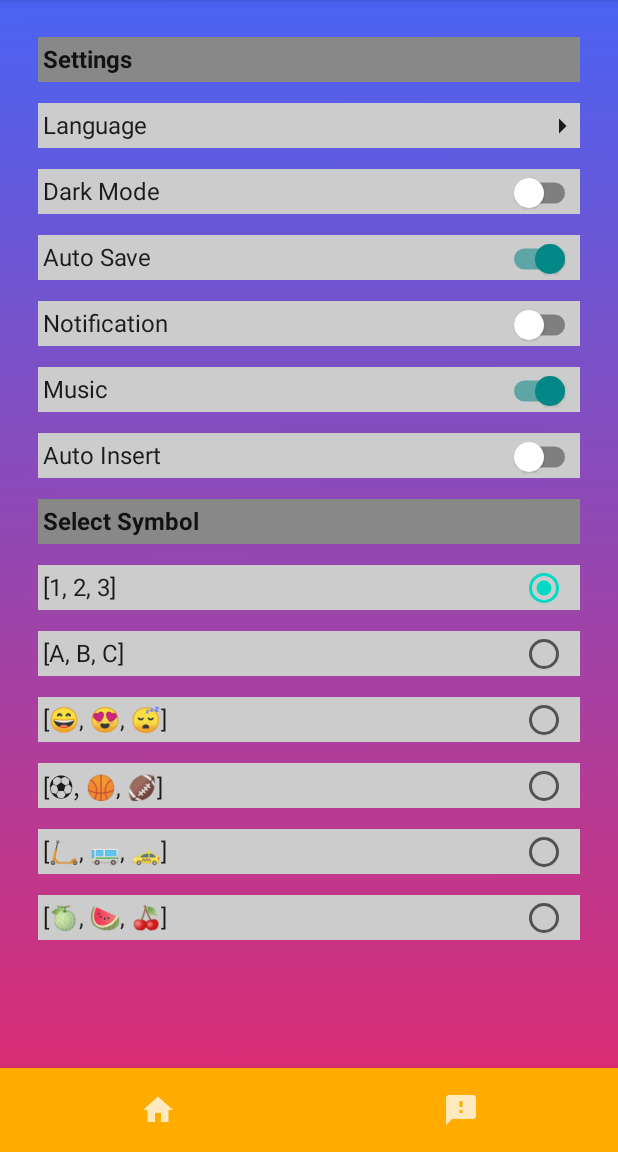
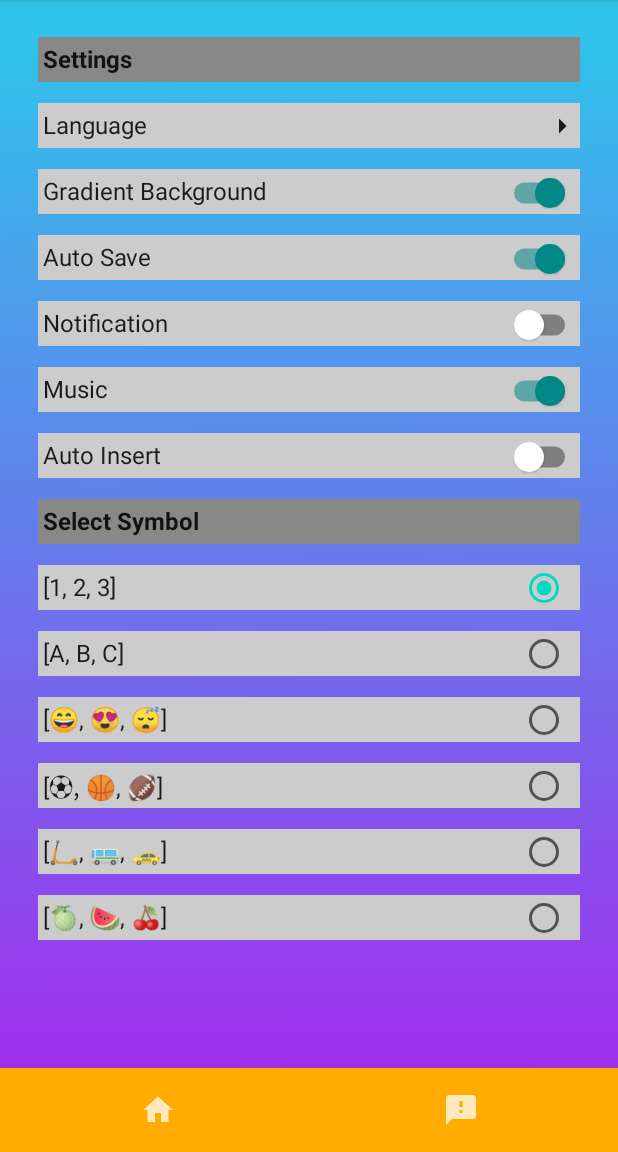
Before and after one commit to Santana126/NineTheGameProject, an Android app built with Jetpack Compose: the screen it shows after launch (MainActivity), after a tap on "Settings", on a phone screen of 412 x 824 dp, the part 84-1236 px from its top. Run offline under Robolectric (Android 15) with nearby library versions, the phone set to English and light mode, and no system bars; our stand-ins replace constraintlayout-compose.

Commit message:
Background modified
Added choice between gradient and solid color.
Automatic dark mode based on system mode.

```diff
--- a/app/src/main/java/it/esercizi/ninethegame/MainActivity.kt
+++ b/app/src/main/java/it/esercizi/ninethegame/MainActivity.kt
@@ -29,7 +29,7 @@ class MainActivity : AppCompatActivity() {
             val appSettings = remember {SettingsClass()}
 
             appSettings.notification.value = sharedPreferences.getBoolean("notification", false)
-            appSettings.darkMode.value = sharedPreferences.getBoolean("darkMode",false)
+            appSettings.backgroundGradient.value = sharedPreferences.getBoolean("backgroundGradient",true)
             appSettings.autoSave.value = sharedPreferences.getBoolean("autoSave",true)
             appSettings.music.value = sharedPreferences.getBoolean("music",true)
             appSettings.autoInsert.value = sharedPreferences.getBoolean("autoInsert",false)
@@ -38,14 +38,12 @@ class MainActivity : AppCompatActivity() {
 
 
 
-            MyAppTheme(backgroundChoice = appSettings.backgroundChoice.value) {
+            MyAppTheme(backgroundChoice = appSettings.backgroundGradient.value) {
                 Surface(
                     modifier = Modifier.fillMaxSize(),
                     color = MaterialTheme.colors.background
                 ){
                     val navController = rememberNavController()
-
-
 
                     NavHost(navController = navController, startDestination = "main"){
                         composable("main") { HomePage(navController,appSettings) }
--- a/app/src/main/java/it/esercizi/ninethegame/logic/settings/SettingsClass.kt
+++ b/app/src/main/java/it/esercizi/ninethegame/logic/settings/SettingsClass.kt
@@ -29,11 +29,7 @@ class SettingsClass : Parcelable {
     val symbolChoice = mutableStateOf(1)
 
     @IgnoredOnParcel
-    val backgroundChoice = if(darkMode.value){
-        mutableStateOf(1)
-    }else{
-        mutableStateOf(3)
-    }
+    val backgroundGradient = mutableStateOf(true)
 
     @IgnoredOnParcel
     val languageAvailable = mutableStateListOf("Italian","English","French","Spanish")
--- a/app/src/main/java/it/esercizi/ninethegame/logic/settings/SettingsInit.kt
+++ b/app/src/main/java/it/esercizi/ninethegame/logic/settings/SettingsInit.kt
@@ -32,7 +32,7 @@ class SettingsInit {
 
         val settingsOption by mutableStateOf(
             listOf(
-                "Dark Mode",
+                "Gradient Background",
                 "Auto Save",
                 "Notification",
                 "Music",
@@ -42,7 +42,7 @@ class SettingsInit {
 
         val settingsValueArray = remember {
             mutableStateListOf(
-                settingsClass.darkMode.value,
+                settingsClass.backgroundGradient.value,
                 settingsClass.autoSave.value,
                 settingsClass.notification.value,
                 settingsClass.music.value,
@@ -68,8 +68,8 @@ class SettingsInit {
             settingsClass.symbolChoice
         }
 
-        sharedPreferences.edit().putBoolean("darkMode", settingsValueArray[0]).apply()
-        sharedPreferences.edit().putBoolean("autoSave", settingsValueArray[0]).apply()
+        sharedPreferences.edit().putBoolean("backgroundGradient", settingsValueArray[0]).apply()
+        sharedPreferences.edit().putBoolean("autoSave", settingsValueArray[1]).apply()
         sharedPreferences.edit().putBoolean("notification", settingsValueArray[2]).apply()
         sharedPreferences.edit().putBoolean("music", settingsValueArray[3]).apply()
         sharedPreferences.edit().putBoolean("autoInsert", settingsValueArray[4]).apply()
@@ -257,7 +257,7 @@ class SettingsInit {
             .setMessage("Confirm Setting changes or return home without saving")
             .setPositiveButton("Ok") { dialog, _ ->
                 //Saving selected value into settings class
-                settingsClass.darkMode.value = settingsValueArray[0]
+                settingsClass.backgroundGradient.value = settingsValueArray[0]
                 settingsClass.autoSave.value = settingsValueArray[1]
                 settingsClass.notification.value = settingsValueArray[2]
                 settingsClass.music.value = settingsValueArray[3]
--- a/app/src/main/java/it/esercizi/ninethegame/screens/HomeScreen.kt
+++ b/app/src/main/java/it/esercizi/ninethegame/screens/HomeScreen.kt
@@ -29,7 +29,7 @@ import it.esercizi.ninethegame.ui.theme.MyAppTheme
 @Composable
 fun HomePage(navController: NavController, appSettings: SettingsClass) {
 
-    MyAppTheme(backgroundChoice = appSettings.backgroundChoice.value) {
+    MyAppTheme(backgroundChoice = appSettings.backgroundGradient.value) {
 
         val showRules = remember {
             mutableStateOf(false)
--- a/app/src/main/java/it/esercizi/ninethegame/screens/PlayScreen.kt
+++ b/app/src/main/java/it/esercizi/ninethegame/screens/PlayScreen.kt
@@ -10,7 +10,7 @@ import it.esercizi.ninethegame.ui.theme.MyAppTheme
 @Composable
 fun PlayPage(navController: NavHostController, appSettings: SettingsClass) {
 
-    MyAppTheme(backgroundChoice = appSettings.backgroundChoice.value) {
+    MyAppTheme(backgroundChoice = appSettings.backgroundGradient.value) {
         val playLogic = PlayLogic()
 
         playLogic.PlayInit(navController, appSettings)
--- a/app/src/main/java/it/esercizi/ninethegame/screens/SettingsScreen.kt
+++ b/app/src/main/java/it/esercizi/ninethegame/screens/SettingsScreen.kt
@@ -15,7 +15,7 @@ fun SettingsPage(
     sharedPreferences: SharedPreferences
 ) {
 
-    MyAppTheme(backgroundChoice = appSettings.backgroundChoice.value) {
+    MyAppTheme(backgroundChoice = appSettings.backgroundGradient.value) {
         val settingsInit = SettingsInit()
         settingsInit.showSettingsPage(navController,appSettings,sharedPreferences)
 
--- a/app/src/main/java/it/esercizi/ninethegame/screens/StatsScreen.kt
+++ b/app/src/main/java/it/esercizi/ninethegame/screens/StatsScreen.kt
@@ -9,7 +9,7 @@ import it.esercizi.ninethegame.ui.theme.MyAppTheme
 
 @Composable
 fun StatsPage(navController: NavHostController, appSettings: SettingsClass) {
-    MyAppTheme(backgroundChoice = appSettings.backgroundChoice.value) {
+    MyAppTheme(backgroundChoice = appSettings.backgroundGradient.value) {
         val statsClass = StatsClass()
         statsClass.StatsScreen(navController)
     }
--- a/app/src/main/java/it/esercizi/ninethegame/screens/TrainingScreen.kt
+++ b/app/src/main/java/it/esercizi/ninethegame/screens/TrainingScreen.kt
@@ -10,7 +10,7 @@ import it.esercizi.ninethegame.ui.theme.MyAppTheme
 @Composable
 fun TrainingPage(navController: NavHostController, appSettings: SettingsClass) {
 
-    MyAppTheme(backgroundChoice = appSettings.backgroundChoice.value) {
+    MyAppTheme(backgroundChoice = appSettings.backgroundGradient.value) {
         val trainingLogic = TrainingLogic()
         trainingLogic.TrainingInit(navController,appSettings)
     }
--- a/app/src/main/java/it/esercizi/ninethegame/ui/theme/Color.kt
+++ b/app/src/main/java/it/esercizi/ninethegame/ui/theme/Color.kt
@@ -8,5 +8,7 @@ val Purple500 = Color(0xFF6200EE)
 val Purple700 = Color(0xFF3700B3)
 val Teal200 = Color(0xFF03DAC5)
 val BlueBack = Color(0xFF03ABFA)
+val BackgroundLight = Color(0xFF00BCFF)
+val BackgroundDark = Color(0xFF8A6EC1)
 val BtnColor = Color(0xFFFFAB00)
 val BtnBorder = Color(0xFFB15B00)
--- a/app/src/main/java/it/esercizi/ninethegame/ui/theme/Theme.kt
+++ b/app/src/main/java/it/esercizi/ninethegame/ui/theme/Theme.kt
@@ -16,7 +16,7 @@ private val DarkColorPalette = darkColors(
     primary = Purple200,
     primaryVariant = Purple700,
     secondary = Teal200,
-    background = BlueBack
+    background = BackgroundDark
 
 )
 
@@ -24,13 +24,13 @@ private val LightColorPalette = lightColors(
     primary = BtnColor,
     primaryVariant = Purple700,
     secondary = Teal200,
-    background = BlueBack
+    background = BackgroundLight
 
 )
 
 @Composable
 fun MyAppTheme(
-    backgroundChoice: Int,
+    backgroundChoice: Boolean,
     darkTheme: Boolean = isSystemInDarkTheme(),
     content: @Composable () -> Unit
 ) {
@@ -39,31 +39,26 @@ fun MyAppTheme(
     } else {
         LightColorPalette
     }
+    if(backgroundChoice){
         Image(
-        painter = painterResource(id = when (backgroundChoice) {
-            1 -> {
+            painter = painterResource(
+                id = if (!darkTheme) {
                     R.drawable.gradient_backgrounds_b1
-            }
-            2 -> {
-                R.drawable.gradient_backgrounds_b2
-            }
-            3 -> {
+                } else {
                     R.drawable.gradient_backgrounds_b3
-            }
-            else -> {
-                R.drawable.gradient_backgrounds_b1
-            }
                 }
             ),
             contentDescription = null,
             modifier = Modifier.fillMaxSize(),
-        contentScale = ContentScale.FillBounds)
+            contentScale = ContentScale.FillBounds
+        )
+    }
+
     MaterialTheme(
         colors = colors,
         typography = Typography,
         shapes = Shapes,
-        content = content
-
+        content = content,
     )
 
 }
```
Lines whose indentation alone changed are shown as unchanged.
